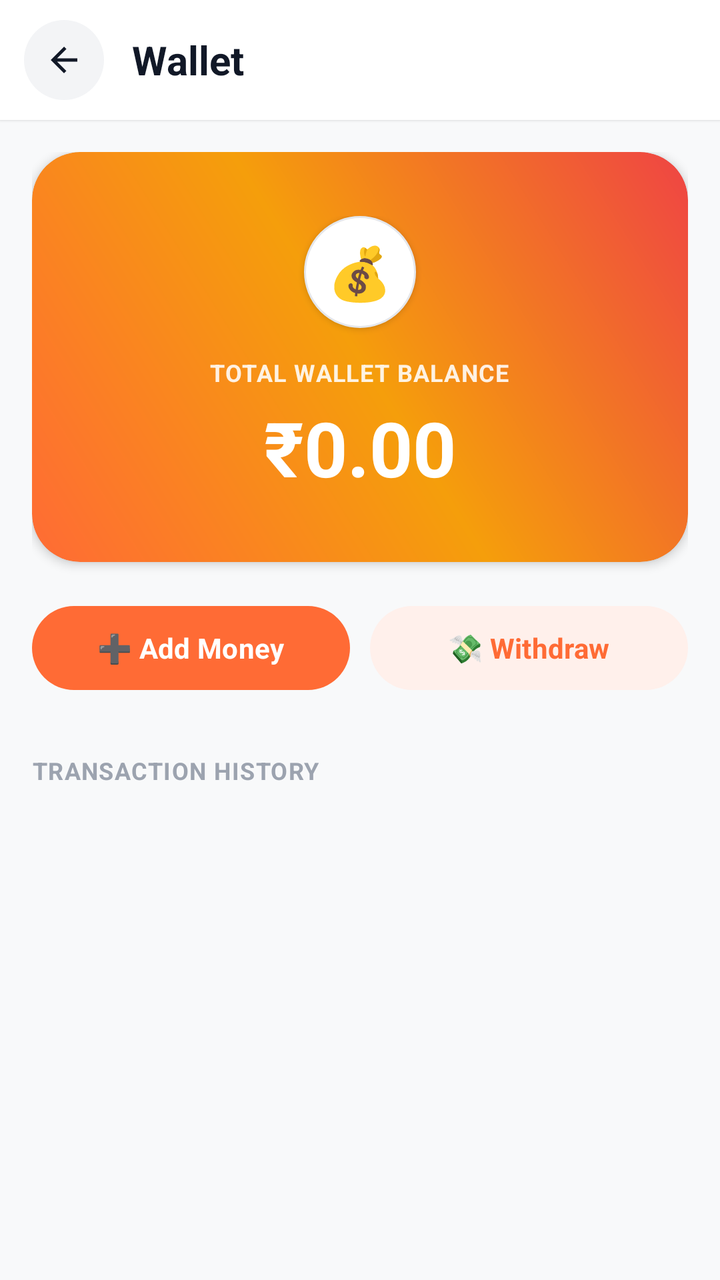
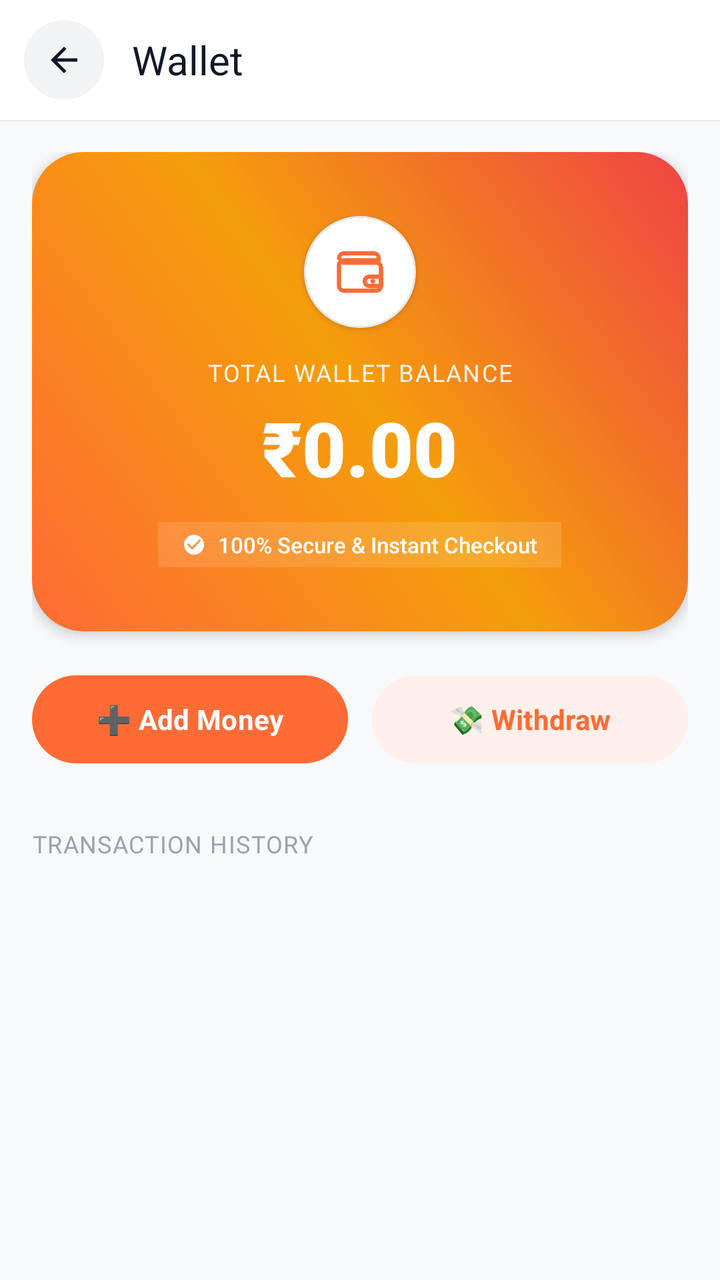

Before-and-after screenshots of an Android layout around one commit, followed by the original layout XML and the change that was made.
<!-- AndroidManifest.xml: application theme Theme.AKRHunger -->
<!-- res/layout/activity_wallet.xml -->
<?xml version="1.0" encoding="utf-8"?>
<LinearLayout xmlns:android="http://schemas.android.com/apk/res/android"
    xmlns:app="http://schemas.android.com/apk/res-auto"
    android:layout_width="match_parent"
    android:layout_height="match_parent"
    android:background="@color/background"
    android:orientation="vertical">

    
    <LinearLayout
        android:layout_width="match_parent"
        android:layout_height="60dp"
        android:background="@color/surface"
        android:elevation="1dp"
        android:gravity="center_vertical"
        android:orientation="horizontal"
        android:paddingHorizontal="12dp">

        <FrameLayout
            android:id="@+id/btn_back"
            android:layout_width="40dp"
            android:layout_height="40dp"
            android:background="@drawable/bg_icon_circle_gray"
            android:clickable="true"
            android:focusable="true"
            android:foreground="?attr/selectableItemBackgroundBorderless">

            <ImageView
                android:layout_width="20dp"
                android:layout_height="20dp"
                android:layout_gravity="center"
                android:src="@drawable/ic_back"
                android:tint="@color/text_primary" />
        </FrameLayout>

        <TextView
            android:layout_width="0dp"
            android:layout_height="wrap_content"
            android:layout_marginStart="14dp"
            android:layout_weight="1"
            android:text="@string/wallet"
            android:textColor="@color/text_primary"
            android:textSize="20sp"
            android:textStyle="bold" />
    </LinearLayout>

    <androidx.core.widget.NestedScrollView
        android:layout_width="match_parent"
        android:layout_height="match_parent"
        android:clipToPadding="false"
        android:paddingBottom="32dp">

        <LinearLayout
            android:layout_width="match_parent"
            android:layout_height="wrap_content"
            android:orientation="vertical"
            android:paddingHorizontal="16dp"
            android:paddingTop="16dp">

            
            <com.google.android.material.card.MaterialCardView
                android:layout_width="match_parent"
                android:layout_height="wrap_content"
                app:cardBackgroundColor="@android:color/transparent"
                app:cardCornerRadius="24dp"
                app:cardElevation="3dp"
                app:strokeWidth="0dp">

                <LinearLayout
                    android:layout_width="match_parent"
                    android:layout_height="wrap_content"
                    android:background="@drawable/bg_hero_banner"
                    android:gravity="center"
                    android:orientation="vertical"
                    android:paddingHorizontal="24dp"
                    android:paddingVertical="32dp">

                    <FrameLayout
                        android:layout_width="56dp"
                        android:layout_height="56dp"
                        android:background="@drawable/bg_pill_white"
                        android:elevation="2dp">

                        <TextView
                            android:layout_width="wrap_content"
                            android:layout_height="wrap_content"
                            android:layout_gravity="center"
                            android:text="💰"
                            android:textSize="26sp" />
                    </FrameLayout>

                    <TextView
                        android:layout_width="wrap_content"
                        android:layout_height="wrap_content"
                        android:layout_marginTop="14dp"
                        android:letterSpacing="0.04"
                        android:text="TOTAL WALLET BALANCE"
                        android:textColor="#E0FFFFFF"
                        android:textSize="12sp"
                        android:textStyle="bold" />

                    <TextView
                        android:id="@+id/tv_balance"
                        android:layout_width="wrap_content"
                        android:layout_height="wrap_content"
                        android:layout_marginTop="4dp"
                        android:text="₹0.00"
                        android:textColor="#FFFFFF"
                        android:textSize="38sp"
                        android:textStyle="bold" />
                </LinearLayout>
            </com.google.android.material.card.MaterialCardView>

            
            <LinearLayout
                android:layout_width="match_parent"
                android:layout_height="wrap_content"
                android:layout_marginTop="18dp"
                android:orientation="horizontal">

                <com.google.android.material.button.MaterialButton
                    android:id="@+id/btn_add_funds"
                    style="@style/Widget.AKR.Button.Pill"
                    android:layout_width="0dp"
                    android:layout_height="50dp"
                    android:layout_weight="1"
                    android:text="➕ Add Money"
                    android:textSize="14sp"
                    app:backgroundTint="@color/primary" />

                <com.google.android.material.button.MaterialButton
                    android:id="@+id/btn_withdraw"
                    style="@style/Widget.AKR.Button.PillSoft"
                    android:layout_width="0dp"
                    android:layout_height="50dp"
                    android:layout_marginStart="10dp"
                    android:layout_weight="1"
                    android:text="💸 Withdraw"
                    android:textSize="14sp" />
            </LinearLayout>

            
            <TextView
                android:layout_width="wrap_content"
                android:layout_height="wrap_content"
                android:layout_marginTop="28dp"
                android:letterSpacing="0.04"
                android:text="TRANSACTION HISTORY"
                android:textColor="@color/text_hint"
                android:textSize="12sp"
                android:textStyle="bold" />

            <LinearLayout
                android:id="@+id/transactions_container"
                android:layout_width="match_parent"
                android:layout_height="wrap_content"
                android:layout_marginTop="8dp"
                android:orientation="vertical" />
        </LinearLayout>
    </androidx.core.widget.NestedScrollView>
</LinearLayout>
<!-- resources referenced by this layout -->
<resources>
  <color name="background">#F8F9FA</color>
  <color name="primary">#FF6B35</color>
  <color name="surface">#FFFFFF</color>
  <color name="text_hint">#9CA3AF</color>
  <color name="text_primary">#111827</color>
  <!-- drawable bg_icon_circle_gray (drawable) -->
  <?xml version="1.0" encoding="utf-8"?>
  <shape xmlns:android="http://schemas.android.com/apk/res/android"
      android:shape="oval">
      <solid android:color="@color/surface_variant" />
  </shape>
  <!-- drawable ic_back (drawable) -->
  <vector xmlns:android="http://schemas.android.com/apk/res/android"
      android:width="24dp"
      android:height="24dp"
      android:viewportWidth="24"
      android:viewportHeight="24">
      <path
          android:fillColor="#FF000000"
          android:pathData="M20,11H7.83l5.59,-5.59L12,4l-8,8 8,8 1.41,-1.41L7.83,13H20v-2z"/>
  </vector>
  <string name="wallet">Wallet</string>
  <color name="surface_variant">#F3F4F6</color>
  <color name="primary_10">#1AFF6B35</color>
  <color name="card_border_subtle">#E5E7EB</color>
  <color name="on_primary">#FFFFFF</color>
  <color name="primary_tint">#FFF0EB</color>
  <color name="primary_dark">#E55A25</color>
  <color name="secondary">#F59E0B</color>
  <color name="on_secondary">#111827</color>
  <color name="on_surface">#111827</color>
  <style name="ThemeOverlay.AKR.MaterialAlertDialog" parent="ThemeOverlay.Material3.MaterialAlertDialog">
          <item name="shapeAppearance">@style/ShapeAppearance.AKR.Dialog</item>
          <item name="shapeAppearanceOverlay">@style/ShapeAppearance.AKR.Dialog</item>
          <item name="colorSurface">@color/surface</item>
          <item name="android:backgroundDimAmount">0.5</item>
      </style>
  <style name="ThemeOverlay.AKR.BottomSheetDialog" parent="ThemeOverlay.Material3.BottomSheetDialog">
          <item name="bottomSheetStyle">@style/Widget.AKR.BottomSheet</item>
      </style>
  <style name="ShapeAppearance.AKR.Dialog" parent="">
          <item name="cornerFamily">rounded</item>
          <item name="cornerSize">24dp</item>
      </style>
  <style name="Widget.AKR.BottomSheet" parent="Widget.Material3.BottomSheet">
          <item name="shapeAppearanceOverlay">@style/ShapeAppearance.AKR.BottomSheet</item>
          <item name="backgroundTint">@color/surface</item>
      </style>
  <style name="ShapeAppearance.AKR.BottomSheet" parent="">
          <item name="cornerFamily">rounded</item>
          <item name="cornerSizeTopLeft">28dp</item>
          <item name="cornerSizeTopRight">28dp</item>
      </style>
  <!-- unchanged entries left out for length: 5 -->
</resources>

<!-- the commit's change to res/layout/activity_wallet.xml (unified diff, before → after) -->
@@ -30,7 +30,7 @@
                 android:layout_height="20dp"
                 android:layout_gravity="center"
                 android:src="@drawable/ic_back"
-                android:tint="@color/text_primary" />
+                app:tint="@color/text_primary" />
         </FrameLayout>
 
         <TextView
@@ -38,10 +38,10 @@
             android:layout_height="wrap_content"
             android:layout_marginStart="14dp"
             android:layout_weight="1"
+            android:fontFamily="sans-serif-bold"
             android:text="@string/wallet"
             android:textColor="@color/text_primary"
-            android:textSize="20sp"
-            android:textStyle="bold" />
+            android:textSize="20sp" />
     </LinearLayout>
 
     <androidx.core.widget.NestedScrollView
@@ -62,8 +62,8 @@
                 android:layout_width="match_parent"
                 android:layout_height="wrap_content"
                 app:cardBackgroundColor="@android:color/transparent"
-                app:cardCornerRadius="24dp"
-                app:cardElevation="3dp"
+                app:cardCornerRadius="26dp"
+                app:cardElevation="4dp"
                 app:strokeWidth="0dp">
 
                 <LinearLayout
@@ -81,33 +81,59 @@
                         android:background="@drawable/bg_pill_white"
                         android:elevation="2dp">
 
-                        <TextView
-                            android:layout_width="wrap_content"
-                            android:layout_height="wrap_content"
+                        <ImageView
+                            android:layout_width="28dp"
+                            android:layout_height="28dp"
                             android:layout_gravity="center"
-                            android:text="💰"
-                            android:textSize="26sp" />
+                            android:src="@drawable/ic_wallet"
+                            app:tint="@color/primary" />
                     </FrameLayout>
 
                     <TextView
                         android:layout_width="wrap_content"
                         android:layout_height="wrap_content"
                         android:layout_marginTop="14dp"
-                        android:letterSpacing="0.04"
+                        android:fontFamily="sans-serif-bold"
+                        android:letterSpacing="0.06"
                         android:text="TOTAL WALLET BALANCE"
                         android:textColor="#E0FFFFFF"
-                        android:textSize="12sp"
-                        android:textStyle="bold" />
+                        android:textSize="12sp" />
 
                     <TextView
                         android:id="@+id/tv_balance"
                         android:layout_width="wrap_content"
                         android:layout_height="wrap_content"
                         android:layout_marginTop="4dp"
+                        android:fontFamily="sans-serif-black"
                         android:text="₹0.00"
                         android:textColor="#FFFFFF"
-                        android:textSize="38sp"
-                        android:textStyle="bold" />
+                        android:textSize="38sp" />
+
+                    
+                    <LinearLayout
+                        android:layout_width="wrap_content"
+                        android:layout_height="wrap_content"
+                        android:layout_marginTop="12dp"
+                        android:background="#20FFFFFF"
+                        android:gravity="center_vertical"
+                        android:paddingHorizontal="12dp"
+                        android:paddingVertical="4dp">
+
+                        <ImageView
+                            android:layout_width="12dp"
+                            android:layout_height="12dp"
+                            android:src="@drawable/ic_check_circle"
+                            app:tint="#FFFFFF" />
+
+                        <TextView
+                            android:layout_width="wrap_content"
+                            android:layout_height="wrap_content"
+                            android:layout_marginStart="6dp"
+                            android:fontFamily="sans-serif-medium"
+                            android:text="100% Secure &amp; Instant Checkout"
+                            android:textColor="#FFFFFF"
+                            android:textSize="11sp" />
+                    </LinearLayout>
                 </LinearLayout>
             </com.google.android.material.card.MaterialCardView>
 
@@ -122,8 +148,9 @@
                     android:id="@+id/btn_add_funds"
                     style="@style/Widget.AKR.Button.Pill"
                     android:layout_width="0dp"
-                    android:layout_height="50dp"
+                    android:layout_height="52dp"
                     android:layout_weight="1"
+                    android:fontFamily="sans-serif-bold"
                     android:text="➕ Add Money"
                     android:textSize="14sp"
                     app:backgroundTint="@color/primary" />
@@ -132,9 +159,10 @@
                     android:id="@+id/btn_withdraw"
                     style="@style/Widget.AKR.Button.PillSoft"
                     android:layout_width="0dp"
-                    android:layout_height="50dp"
-                    android:layout_marginStart="10dp"
+                    android:layout_height="52dp"
+                    android:layout_marginStart="12dp"
                     android:layout_weight="1"
+                    android:fontFamily="sans-serif-bold"
                     android:text="💸 Withdraw"
                     android:textSize="14sp" />
             </LinearLayout>
@@ -144,11 +172,11 @@
                 android:layout_width="wrap_content"
                 android:layout_height="wrap_content"
                 android:layout_marginTop="28dp"
+                android:fontFamily="sans-serif-bold"
                 android:letterSpacing="0.04"
                 android:text="TRANSACTION HISTORY"
                 android:textColor="@color/text_hint"
-                android:textSize="12sp"
-                android:textStyle="bold" />
+                android:textSize="12sp" />
 
             <LinearLayout
                 android:id="@+id/transactions_container"
<!-- resource entries referenced after the edit -->
@@ -20,6 +20,38 @@
       <path
           android:fillColor="#FF000000"
           android:pathData="M20,11H7.83l5.59,-5.59L12,4l-8,8 8,8 1.41,-1.41L7.83,13H20v-2z"/>
+  </vector>
+  <!-- drawable ic_check_circle (drawable) -->
+  <vector xmlns:android="http://schemas.android.com/apk/res/android"
+      android:width="24dp"
+      android:height="24dp"
+      android:viewportWidth="24"
+      android:viewportHeight="24">
+      <path
+          android:fillColor="#FF10B981"
+          android:pathData="M12,2C6.48,2 2,6.48 2,12s4.48,10 10,10 10,-4.48 10,-10S17.52,2 12,2zm-2,15l-5,-5 1.41,-1.41L10,14.17l7.59,-7.59L19,8l-9,9z" />
+  </vector>
+  <!-- drawable ic_wallet (drawable) -->
+  <vector xmlns:android="http://schemas.android.com/apk/res/android"
+      android:width="24dp"
+      android:height="24dp"
+      android:viewportWidth="24"
+      android:viewportHeight="24">
+      <path
+          android:strokeColor="#FF000000"
+          android:strokeWidth="1.8"
+          android:strokeLineCap="round"
+          android:strokeLineJoin="round"
+          android:pathData="M3,6 C3,4.9 3.9,4 5,4 H18 C19.1,4 20,4.9 20,6 V7 H5 C3.9,7 3,7.9 3,9 V18 C3,19.1 3.9,20 5,20 H19 C20.1,20 21,19.1 21,18 V10 C21,8.9 20.1,8 19,8 H5" />
+      <path
+          android:strokeColor="#FF000000"
+          android:strokeWidth="1.8"
+          android:strokeLineCap="round"
+          android:strokeLineJoin="round"
+          android:pathData="M16,14 H21 V18 H16 C14.9,18 14,17.1 14,16 C14,14.9 14.9,14 16,14 Z" />
+      <path
+          android:fillColor="#FF000000"
+          android:pathData="M17.5,16m-1,0a1,1 0 1,0 2,0a1,1 0 1,0 -2,0" />
   </vector>
   <string name="wallet">Wallet</string>
   <color name="surface_variant">#F3F4F6</color>
